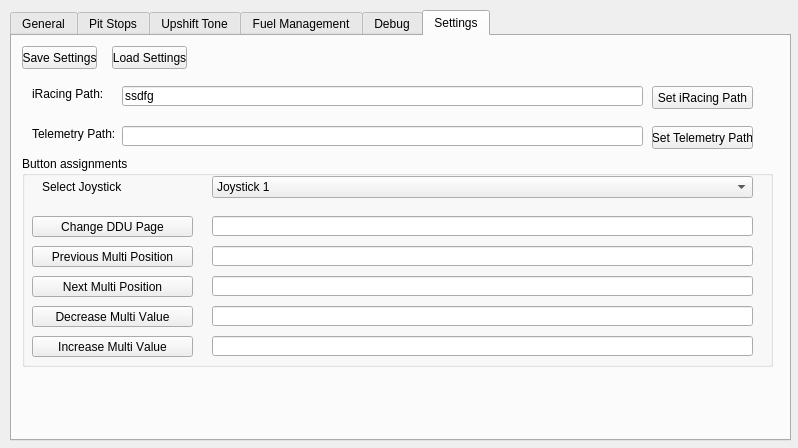
This is gui/iDDUgui.ui in MarcMatten/iDDU as Qt 5 draws it before an edit. The edited form follows.
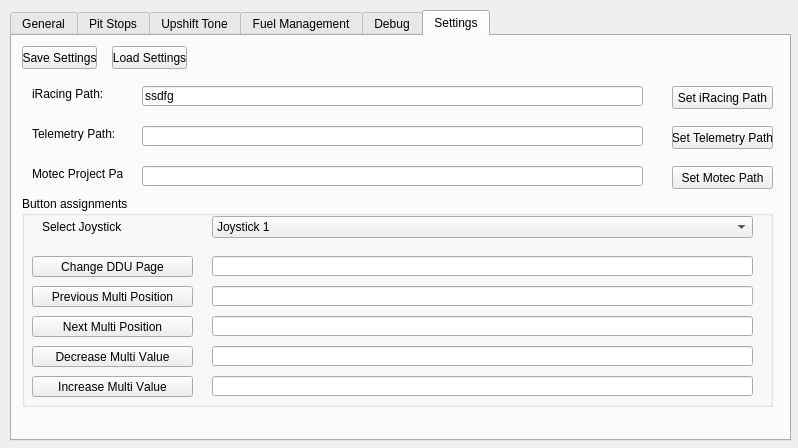
This is the edited form. The open tabs and pages were chosen to show the change. Icons and pictures are not drawn.

Commit message: setting MotecProjectPath in GUI

```diff
--- a/gui/iDDUgui.ui
+++ b/gui/iDDUgui.ui
@@ -1924,9 +1924,9 @@
      </property>
      <property name="geometry">
       <rect>
-       <x>110</x>
+       <x>130</x>
        <y>50</y>
-       <width>521</width>
+       <width>501</width>
        <height>20</height>
       </rect>
      </property>
@@ -1937,9 +1937,9 @@
     <widget class="QLineEdit" name="lineEditTelemPath">
      <property name="geometry">
       <rect>
-       <x>110</x>
+       <x>130</x>
        <y>90</y>
-       <width>521</width>
+       <width>501</width>
        <height>20</height>
       </rect>
      </property>
@@ -1947,7 +1947,7 @@
     <widget class="QPushButton" name="pushButtonSetiRPath">
      <property name="geometry">
       <rect>
-       <x>640</x>
+       <x>660</x>
        <y>50</y>
        <width>101</width>
        <height>23</height>
@@ -1960,7 +1960,7 @@
     <widget class="QPushButton" name="pushButtonSetTelemPath">
      <property name="geometry">
       <rect>
-       <x>640</x>
+       <x>660</x>
        <y>90</y>
        <width>101</width>
        <height>23</height>
@@ -1977,7 +1977,7 @@
      <property name="geometry">
       <rect>
        <x>10</x>
-       <y>120</y>
+       <y>160</y>
        <width>751</width>
        <height>211</height>
       </rect>
@@ -2139,6 +2139,42 @@
       </item>
      </widget>
     </widget>
+    <widget class="QLabel" name="label_25">
+     <property name="geometry">
+      <rect>
+       <x>20</x>
+       <y>130</y>
+       <width>91</width>
+       <height>16</height>
+      </rect>
+     </property>
+     <property name="text">
+      <string>Motec Project Path:</string>
+     </property>
+    </widget>
+    <widget class="QPushButton" name="pushButtonSetMotecPath">
+     <property name="geometry">
+      <rect>
+       <x>660</x>
+       <y>130</y>
+       <width>101</width>
+       <height>23</height>
+      </rect>
+     </property>
+     <property name="text">
+      <string>Set Motec Path</string>
+     </property>
+    </widget>
+    <widget class="QLineEdit" name="lineEditMotecPath">
+     <property name="geometry">
+      <rect>
+       <x>130</x>
+       <y>130</y>
+       <width>501</width>
+       <height>20</height>
+      </rect>
+     </property>
+    </widget>
    </widget>
   </widget>
  </widget>
```
Left out of the diff: 2 changed lines with no effect on the pictures. The commit also changes 2 other files.
